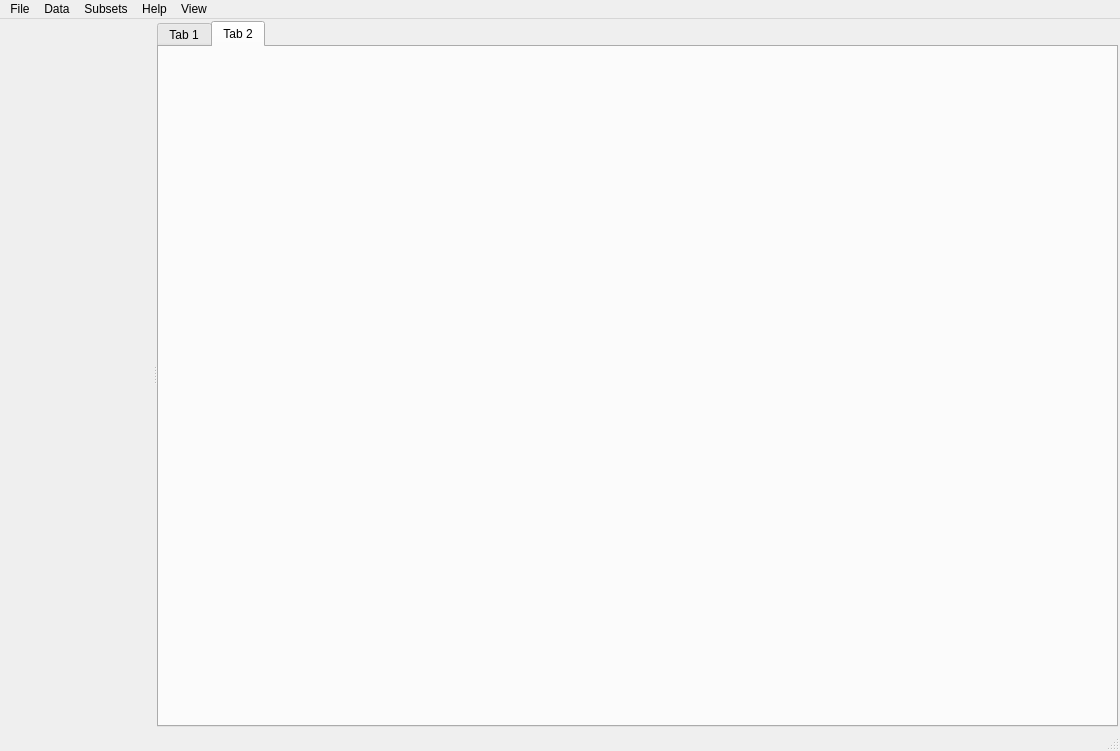
First picture: the form in glue/qt/glue_application.ui, repository glue-viz/glue, before the edit.
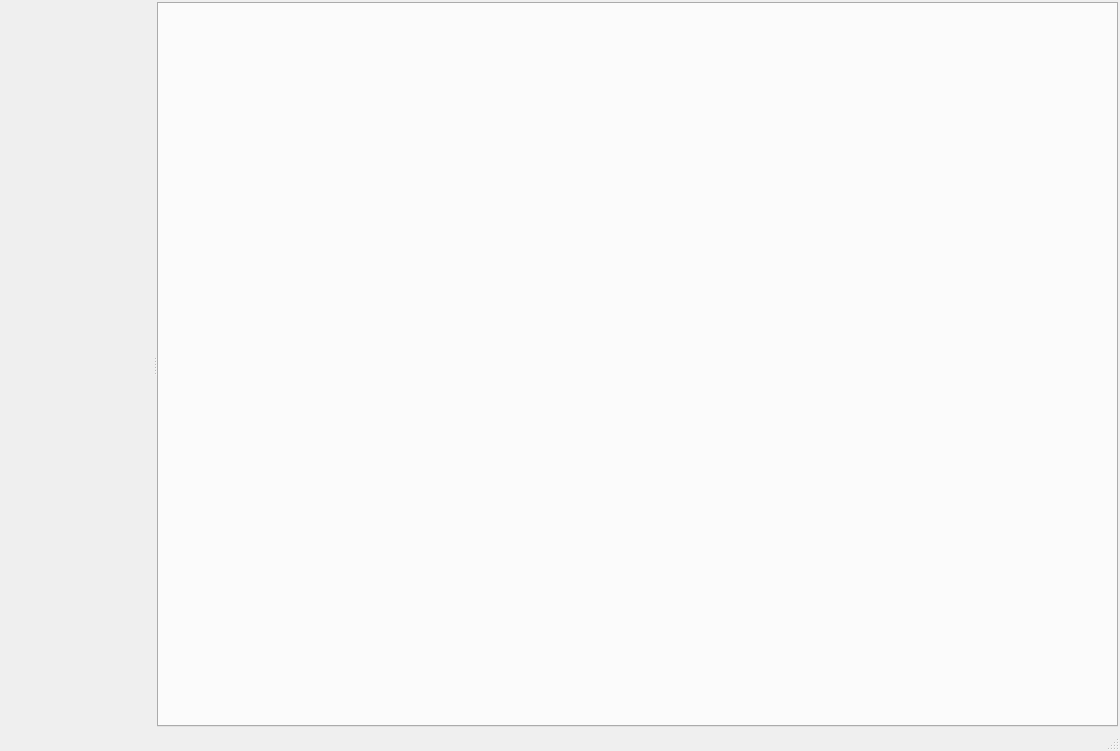
Second picture: the form after the edit. Custom widgets are drawn as their Qt base class.

What changed in the file:
```diff
--- a/glue/qt/glue_application.ui
+++ b/glue/qt/glue_application.ui
@@ -59,22 +59,18 @@
        <property name="currentIndex">
         <number>1</number>
        </property>
+       <property name="usesScrollButtons">
+        <bool>false</bool>
+       </property>
+       <property name="documentMode">
+        <bool>false</bool>
+       </property>
        <property name="tabsClosable">
         <bool>false</bool>
        </property>
        <property name="movable">
         <bool>true</bool>
        </property>
-       <widget class="QWidget" name="tab">
-        <attribute name="title">
-         <string>Tab 1</string>
-        </attribute>
-       </widget>
-       <widget class="QWidget" name="tab_2">
-        <attribute name="title">
-         <string>Tab 2</string>
-        </attribute>
-       </widget>
       </widget>
      </widget>
     </item>
@@ -89,53 +85,6 @@
      <height>22</height>
     </rect>
    </property>
-   <widget class="QMenu" name="menuFile">
-    <property name="title">
-     <string>File</string>
-    </property>
-    <addaction name="actionSave_session"/>
-    <addaction name="actionNew_Session"/>
-    <addaction name="actionQuit"/>
-    <addaction name="actionNew_Tab"/>
-   </widget>
-   <widget class="QMenu" name="menuData">
-    <property name="title">
-     <string>Data</string>
-    </property>
-    <addaction name="actionLoad_data"/>
-   </widget>
-   <widget class="QMenu" name="menuSubsets">
-    <property name="title">
-     <string>Subsets</string>
-    </property>
-    <addaction name="actionNew_Subset"/>
-    <addaction name="actionTransfer_Subset"/>
-    <addaction name="actionSave_Subset"/>
-   </widget>
-   <widget class="QMenu" name="menuHelp">
-    <property name="title">
-     <string>Help</string>
-    </property>
-   </widget>
-   <widget class="QMenu" name="menuView">
-    <property name="title">
-     <string>View</string>
-    </property>
-    <widget class="QMenu" name="menuPanel_Grid">
-     <property name="title">
-      <string>Panel Grid</string>
-     </property>
-     <addaction name="action1x1"/>
-     <addaction name="action2x2"/>
-     <addaction name="action2x2_2"/>
-    </widget>
-    <addaction name="menuPanel_Grid"/>
-   </widget>
-   <addaction name="menuFile"/>
-   <addaction name="menuData"/>
-   <addaction name="menuSubsets"/>
-   <addaction name="menuHelp"/>
-   <addaction name="menuView"/>
   </widget>
   <widget class="QStatusBar" name="statusbar"/>
   <action name="actionSave_session">
```
